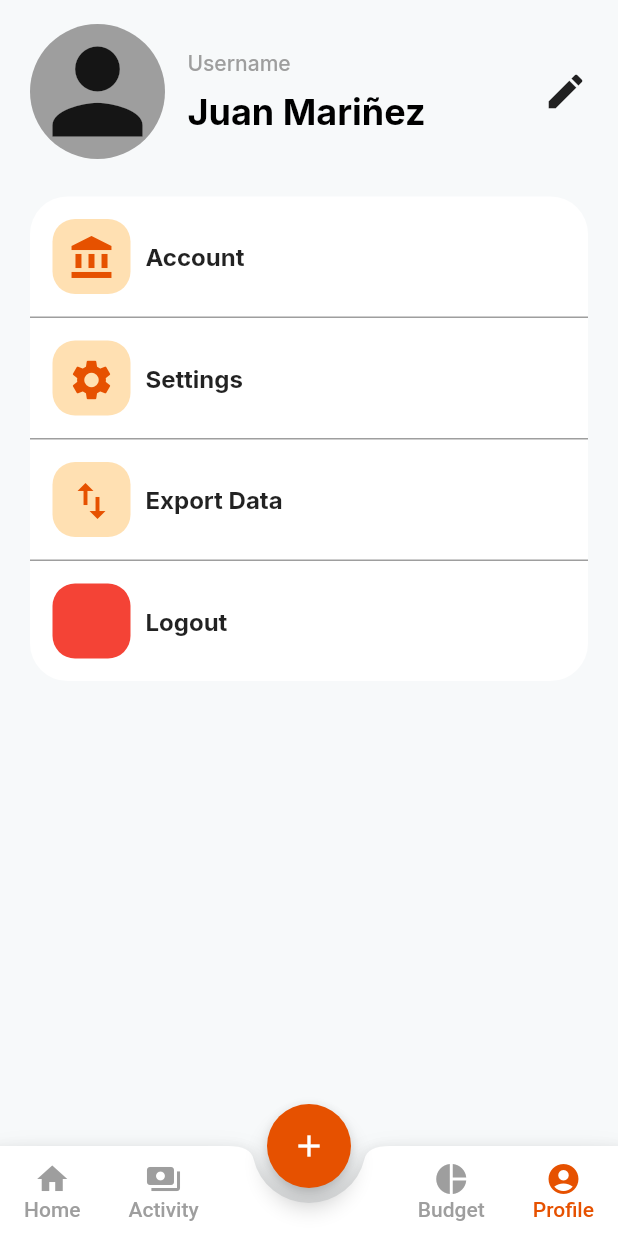
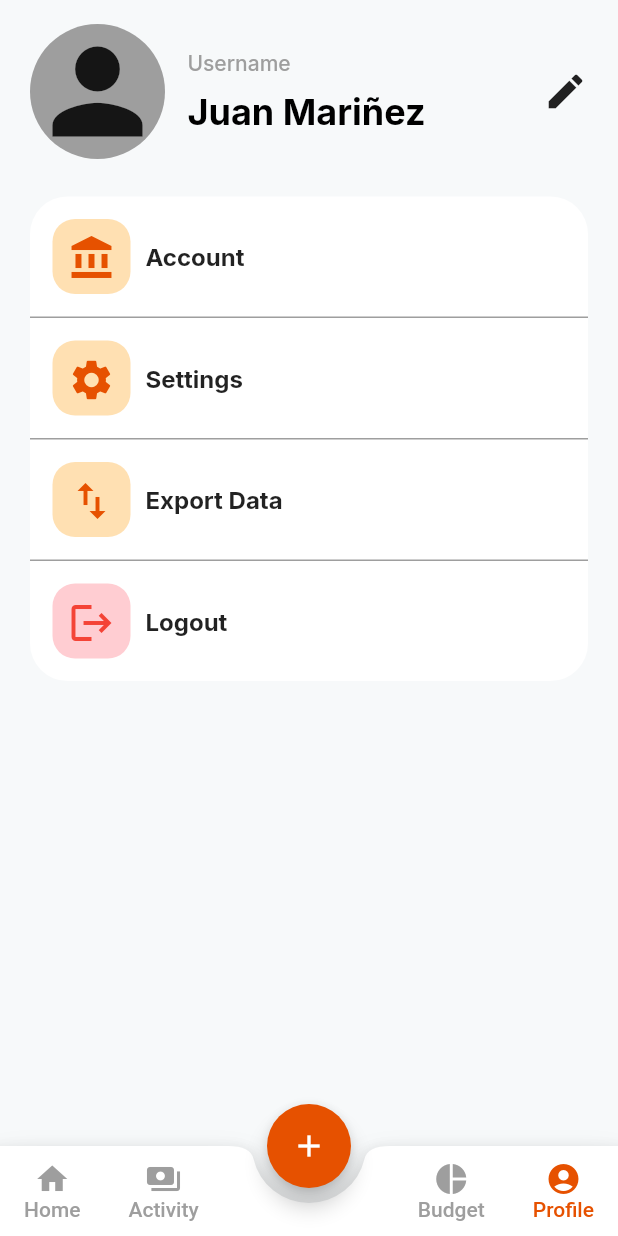
Before and after one commit to JMarinez/gatao, a Flutter app: the screen it shows after launch, item 4 of the bottom bar chosen, on a phone screen of 412 x 824 dp. Run offline on Flutter 3.47's test engine with Material 2 defaults, Android fonts, the phone set to English and light mode, and no system bars; our stand-ins replace flutter_svg, google_fonts.

Commit message:
[FIX] Switched to hexadecimal color value

```diff
--- a/lib/src/components/profile/profile_body.dart
+++ b/lib/src/components/profile/profile_body.dart
@@ -35,7 +35,7 @@ class ProfileBody extends StatelessWidget {
           const ProfileMenuItem(
             icon: 'logout',
             label: 'Logout',
-            iconBackgroundColor: Colors.red,
+            iconBackgroundColor: Color(0xFFFFCDD2),
             iconColor: Colors.red,
           ),
         ],
```
